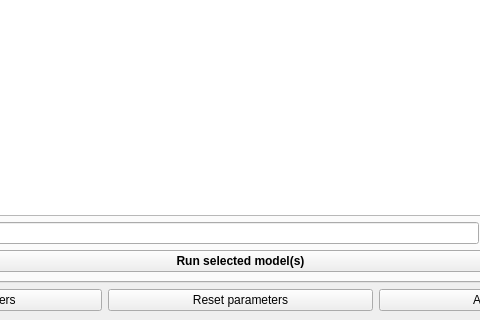
Qt form eco_model/eco_model_dockwidget_base.ui (Skadesokonomi/Udvikling) before a commit; both pictures show x 171 to 651 and y 647 to 967 of the 823 by 967 pixel window.
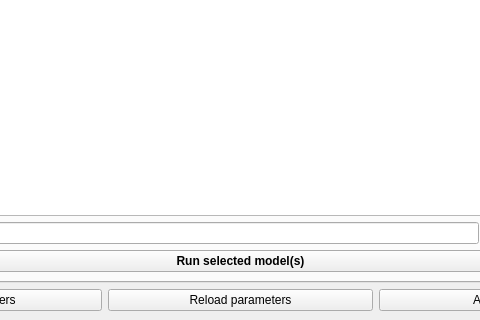
The same form after that commit.

Diff of the .ui file:
```diff
--- a/eco_model/eco_model_dockwidget_base.ui
+++ b/eco_model/eco_model_dockwidget_base.ui
@@ -622,7 +622,7 @@
       <item>
        <widget class="QPushButton" name="pbParameterReset">
         <property name="text">
-         <string>Reset parameters</string>
+         <string>Reload parameters</string>
         </property>
        </widget>
       </item>
```
